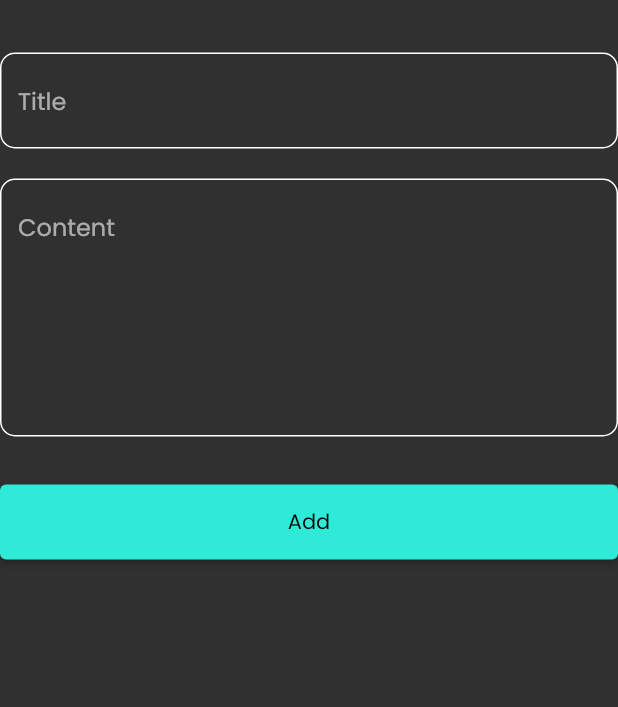
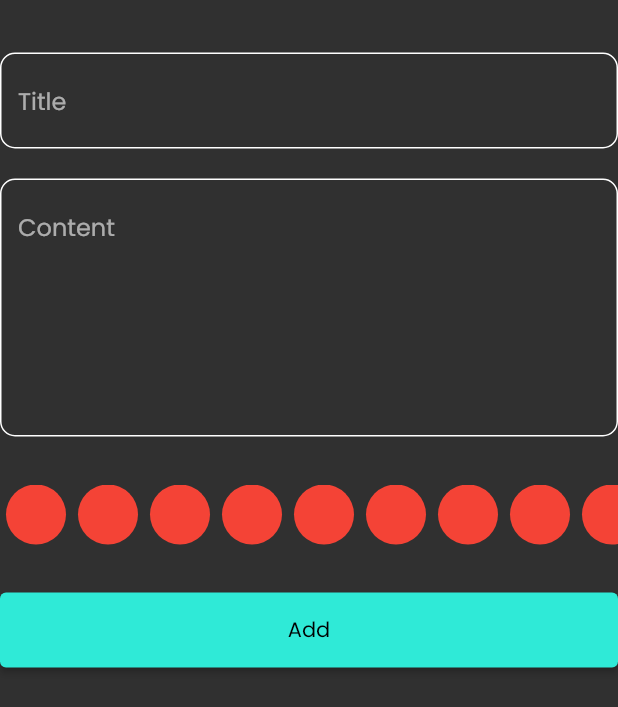
Before and after one commit to MostafaHamed-W/bright_memo, a Flutter app: the AddNoteForm widget shown alone on an empty page, opened directly, on a phone screen of 412 x 824 dp. Shown: the top 707 px of the screen. Run offline on Flutter 3.47's test engine with Material 2 defaults, Android fonts, the phone set to English and light mode, and no system bars; our stand-ins replace bloc, flutter_bloc, font_awesome_flutter, hive, hive_flutter, modal_progress_hud_nsn; accounts and stored records are empty.

Commit message:
Adding Colors To Bottom Sheet

```diff
--- a/lib/views/widgets/add_note_form.dart
+++ b/lib/views/widgets/add_note_form.dart
@@ -45,6 +45,10 @@ class _AddNoteFormState extends State<AddNoteForm> {
             },
           ),
           // const Spacer(),
+          const SizedBox(
+            height: 32,
+          ),
+          ColorsListView(),
           const SizedBox(
             height: 32,
           ),
@@ -100,3 +104,35 @@ class _AddNoteFormState extends State<AddNoteForm> {
     );
   }
 }
+
+class ColorItem extends StatelessWidget {
+  const ColorItem({super.key});
+
+  @override
+  Widget build(BuildContext context) {
+    return const CircleAvatar(
+      backgroundColor: Colors.red,
+      radius: 20,
+    );
+  }
+}
+
+class ColorsListView extends StatelessWidget {
+  const ColorsListView({super.key});
+
+  @override
+  Widget build(BuildContext context) {
+    return SizedBox(
+      height: 20 * 2,
+      child: ListView.builder(
+          itemCount: 10,
+          scrollDirection: Axis.horizontal,
+          itemBuilder: (context, index) {
+            return const Padding(
+              padding: EdgeInsets.symmetric(horizontal: 4),
+              child: ColorItem(),
+            );
+          }),
+    );
+  }
+}
--- a/lib/views/widgets/edit_note_view_body.dart
+++ b/lib/views/widgets/edit_note_view_body.dart
@@ -26,11 +26,16 @@ class _EditNoteViewBodyState extends State<EditNoteViewBody> {
           const SizedBox(height: 60),
           CustomAppBar(
             onPressed: () {
-              widget.note.title = title ?? widget.note.title;
-              widget.note.subTitle = content ?? widget.note.subTitle;
-              widget.note.save();
-              BlocProvider.of<NotesCubit>(context).fetchAllNotes();
-              Navigator.pop(context);
+              if (isEditing == true) {
+                widget.note.title = title ?? widget.note.title;
+                widget.note.subTitle = content ?? widget.note.subTitle;
+                widget.note.save();
+                BlocProvider.of<NotesCubit>(context).fetchAllNotes();
+                Navigator.pop(context);
+              } else {
+                BlocProvider.of<NotesCubit>(context).fetchAllNotes();
+                Navigator.pop(context);
+              }
             },
             title: "Edit Note",
             icon: isEditing ? Icons.check : Icons.close,
```
